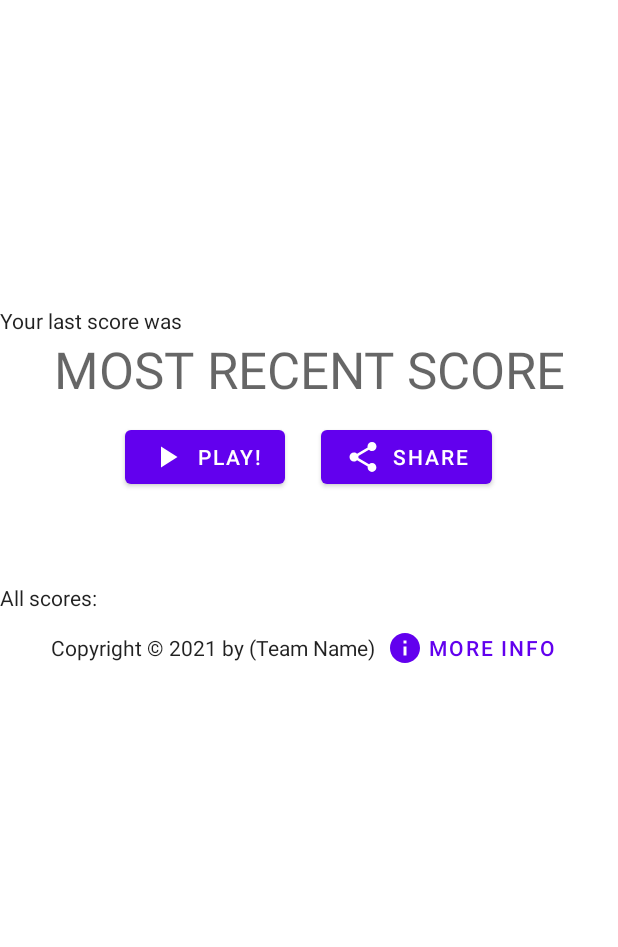
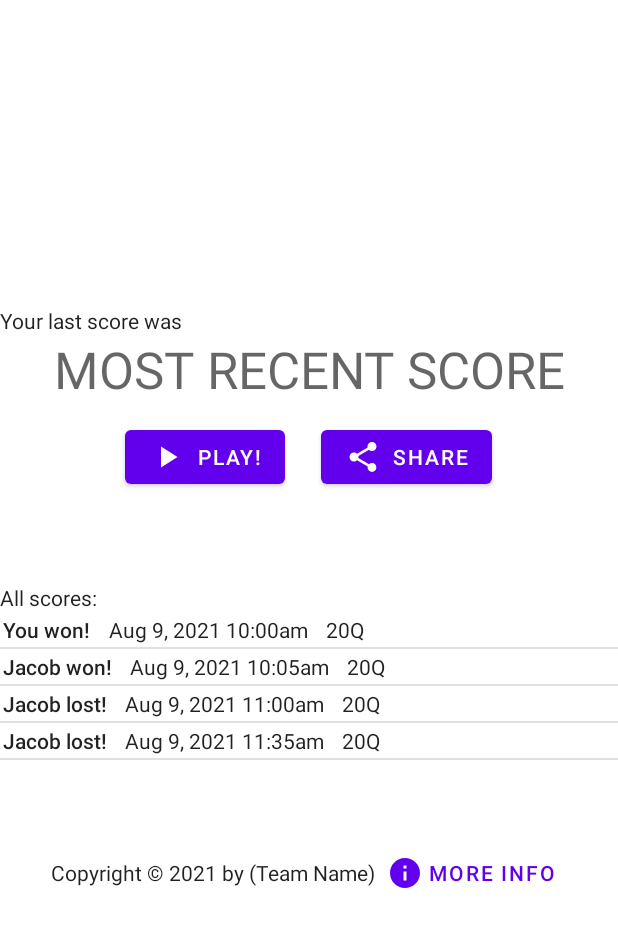
Before and after one commit to JacobFV/20Questions, an Android app: the screen it shows after launch (HomeActivity), on a phone screen of 412 x 824 dp, the part 211-1158 px from its top. Run offline under Robolectric (Android 15) with nearby library versions, the phone set to English and light mode, and no system bars; our stand-ins replace Room's generated code.

Commit message:
user and savedgame model works!!!

```diff
--- a/app/src/main/java/com/example/a20questions/data/AppDatabase.kt
+++ b/app/src/main/java/com/example/a20questions/data/AppDatabase.kt
@@ -24,15 +24,8 @@ abstract class AppDatabase : RoomDatabase() {
             if (INSTANCE == null) {
                 synchronized(AppDatabase::class.java) {
                     if (INSTANCE == null) {
-                        INSTANCE = Room.databaseBuilder(context.applicationContext, AppDatabase::class.java, DB_NAME)
-                            //.allowMainThreadQueries() // Uncomment if you don't want to use RxJava or coroutines just yet (blocks UI thread)
-                            .addCallback(object : Callback() {
-                                override fun onCreate(db: SupportSQLiteDatabase) {
-                                    super.onCreate(db)
-                                    Log.d("AppDatabase", "populating with data...")
-                                    GlobalScope.launch(Dispatchers.IO) { rePopulateDB(INSTANCE) }
-                                }
-                            }).build()
+                        INSTANCE = Room.databaseBuilder(context.applicationContext,
+                            AppDatabase::class.java, DB_NAME).build()
                     }
                 }
             }
--- a/app/src/main/java/com/example/a20questions/data/SavedGame.kt
+++ b/app/src/main/java/com/example/a20questions/data/SavedGame.kt
@@ -13,5 +13,6 @@ data class SavedGame(
     @ColumnInfo(name = "time_completed_formatted") val time_completed_formatted: String, // Gregorian style "Oct 5, 2021 5:30PM"
     @ColumnInfo(name = "questions_and_answers") val questions_and_answers: String, // comma-separated questions and answers
     @ColumnInfo(name = "did_win") val did_win: Boolean,
+    @ColumnInfo(name = "num_questions") val num_questions: Int,
     @ColumnInfo(name = "username") val username: String
 )
--- a/app/src/main/java/com/example/a20questions/data/SavedGameDAO.kt
+++ b/app/src/main/java/com/example/a20questions/data/SavedGameDAO.kt
@@ -6,8 +6,8 @@ import androidx.room.*
 @Dao
 interface SavedGameDao {
 
-    @get:Query("SELECT * FROM savedgame ORDER BY time_completed_seconds ASC")
-    val allSavedGame: LiveData<List<SavedGame>>
+    @Query("SELECT * FROM savedgame ORDER BY time_completed_seconds ASC")
+    fun getAll(): List<SavedGame>
 
     @Query("SELECT * FROM savedgame WHERE username = (:username) ORDER BY time_completed_seconds ASC")
     fun getAllForUser(username: String): List<SavedGame>
--- a/app/src/main/java/com/example/a20questions/data/DBUtils.kt
+++ b/app/src/main/java/com/example/a20questions/data/sample_data.kt
@@ -1,32 +1,11 @@
 package com.example.a20questions.data
-
-import kotlinx.coroutines.Dispatchers
-import kotlinx.coroutines.withContext
-
-// thanks: https://medium.com/@tonia.tkachuk/android-app-example-using-room-database-63f7091e69af
-suspend fun rePopulateDB(database: AppDatabase?) {
-    database?.let { db: AppDatabase ->
-        withContext(Dispatchers.IO) {
-            val userDao: UserDao = db.userDao()
-            val savedGameDao: SavedGameDao = db.savedGameDao()
-
-            userDao.deleteAll()
-            savedGameDao.deleteAll()
-
-            userDao.insertUsers(userMohammed, userJacob, userManish, userArwa)
-
-            savedGameDao.insertSavedGames(savedGame1, savedGame2, savedGame3, savedGame4)
-        }
-    }
-}
-// end thanks
 
 val userMohammed = User(1, "Mohammed", "1234")
 val userJacob = User(2, "Jacob", "1234")
 val userManish = User(3, "Manish", "1234")
 val userArwa = User(4, "Arwa", "1234")
 
-val exampleQuestionsAndAnswers1 = (
+const val exampleQuestionsAndAnswers1 = (
         "Does it have Spicy? No," +
                 "Does it have Sweet? Yes," +
                 "Does it have Salty? No," +
@@ -50,7 +29,7 @@ val exampleQuestionsAndAnswers1 = (
         )
 
 
-val exampleQuestionsAndAnswers2 = (
+const val exampleQuestionsAndAnswers2 = (
         "Does it have Brown? No," +
                 "Does it have Red? Yes," +
                 "Does it have Orange? No," +
@@ -74,7 +53,7 @@ val exampleQuestionsAndAnswers2 = (
         )
 
 
-val exampleQuestionsAndAnswers3 = (
+const val exampleQuestionsAndAnswers3 = (
         "Does it have Brown? No," +
                 "Does it have Red? Yes," +
                 "Does it have Orange? No," +
@@ -98,10 +77,18 @@ val exampleQuestionsAndAnswers3 = (
         )
 
 val savedGame1 = SavedGame(1, 1628524385, "Aug 9, 2021 10:00am",
-    exampleQuestionsAndAnswers1, true, userManish.username)
+    exampleQuestionsAndAnswers1, true, 20, userManish.username)
 val savedGame2 = SavedGame(2, 1628524399, "Aug 9, 2021 10:05am",
-    exampleQuestionsAndAnswers1, true, userJacob.username)
+    exampleQuestionsAndAnswers1, true, 20, userJacob.username)
 val savedGame3 = SavedGame(3, 1628524801, "Aug 9, 2021 11:00am",
-    exampleQuestionsAndAnswers2, false, userJacob.username)
+    exampleQuestionsAndAnswers2, false, 20, userJacob.username)
 val savedGame4 = SavedGame(4, 1628525002, "Aug 9, 2021 11:35am",
-    exampleQuestionsAndAnswers2, false, userJacob.username)
+    exampleQuestionsAndAnswers2, false, 20, userJacob.username)
+val savedGame5 = SavedGame(5, 1628524387, "Aug 19, 2021 10:00am",
+    exampleQuestionsAndAnswers1, true, 20, userManish.username)
+val savedGame6 = SavedGame(6, 1628524394, "Aug 19, 2021 10:05am",
+    exampleQuestionsAndAnswers1, true, 20, userJacob.username)
+val savedGame7 = SavedGame(7, 1628524803, "Aug 19, 2021 11:00am",
+    exampleQuestionsAndAnswers2, false,20,  userJacob.username)
+val savedGame8 = SavedGame(8, 1628525005, "Aug 19, 2021 11:35am",
+    exampleQuestionsAndAnswers2, false, 20, userJacob.username)
--- a/app/src/main/java/com/example/a20questions/ui/home/HomeActivity.kt
+++ b/app/src/main/java/com/example/a20questions/ui/home/HomeActivity.kt
@@ -21,44 +21,38 @@ import kotlinx.coroutines.*
 
 class HomeActivity : AppCompatActivity() {
 
-    private lateinit var homeViewModel: HomeViewModel
+    private lateinit var savedGames: List<SavedGame>
     private lateinit var savedGamesListAdaptor: SavedGameRecyclerAdapter
 
     override fun onCreate(savedInstanceState: Bundle?) {
         super.onCreate(savedInstanceState)
         setContentView(R.layout.activity_home)
-        initData()
-        initView()
+        runBlocking { launch {
+            initData()
+            initView()
+        } }
     }
 
-    private fun initData() {
-        //savedGamesListAdaptor = SavedGameRecyclerAdapter(mutableListOf())
-        // thanks:
-        // https://medium.com/@tonia.tkachuk/android-app-example-using-room-database-63f7091e69af
-        homeViewModel = ViewModelProvider(this).get(HomeViewModel::class.java)
-        homeViewModel.savedGamesList.observe(this,
-            Observer { savedGamesList: List<SavedGame> ->
-                savedGamesListAdaptor.setSavedGamesList(savedGamesList)
-
-                Log.d("num savedgames", savedGamesList.size.toString())
-                Log.d("savedgame", savedGamesList.toString())
-                savedGamesList.forEach {
-                    Log.d("savedgames[i]", it.username)
-                    Log.d("savedgames[i]", it.time_completed_formatted)
-                //    Log.d("savedgames[i]", it.questions_and_answers)
-                }
-            }
-        )
-        // end thanks
+    private suspend fun initData() {
+        Log.d("timing", "start init data")
+        withContext(Dispatchers.IO) {
+            val savedGameDao: SavedGameDao = AppDatabase.getDatabase(application).savedGameDao()
+            savedGameDao.insertSavedGames(savedGame1, savedGame2, savedGame3, savedGame4)
+            savedGames = savedGameDao.getAll()
+            Log.d("sgs initData", savedGames.size.toString())
+        }
+        Log.d("timing", "end init data")
     }
 
     private fun initView() {
+        Log.d("timing", "start init view")
         val savedGamesRecyclerView: RecyclerView =
             findViewById(R.id.home_savedgames_recyclerview)
-        savedGamesListAdaptor = SavedGameRecyclerAdapter(this)
+        savedGamesListAdaptor = SavedGameRecyclerAdapter(savedGames, "Manish")
         savedGamesRecyclerView.adapter = savedGamesListAdaptor
         savedGamesRecyclerView.addItemDecoration(DividerItemDecoration(this, DividerItemDecoration.VERTICAL))
         savedGamesRecyclerView.layoutManager = LinearLayoutManager(this)
+        Log.d("timing", "end init view")
     }
 
     fun play_button_clicked(view: View) {
--- a/app/src/main/java/com/example/a20questions/ui/home/HomeViewModel.kt
+++ /dev/null
@@ -1,29 +0,0 @@
-package com.example.a20questions.ui.home
-
-import android.app.Application
-import android.util.Log
-import androidx.lifecycle.AndroidViewModel
-import androidx.lifecycle.LiveData
-import com.example.a20questions.data.*
-import kotlinx.coroutines.Dispatchers
-import kotlinx.coroutines.launch
-import kotlinx.coroutines.runBlocking
-import kotlinx.coroutines.withContext
-
-class HomeViewModel(application: Application) : AndroidViewModel(application) {
-
-    private val savedGameDao: SavedGameDao = AppDatabase.getDatabase(application).savedGameDao()
-    val savedGamesList: LiveData<List<SavedGame>>
-
-    init {
-        savedGamesList = savedGameDao.allSavedGame
-        Log.d("viewmodel", savedGamesList.toString())
-        runBlocking { launch { addSavedGames() } }
-    }
-
-    private suspend fun addSavedGames() {
-        withContext(Dispatchers.IO) {
-            savedGameDao.insertSavedGames(savedGame1, savedGame2, savedGame3, savedGame4)
-        }
-    }
-}
--- a/app/src/main/java/com/example/a20questions/ui/home/SavedGameRecyclerAdapter.java
+++ b/app/src/main/java/com/example/a20questions/ui/home/SavedGameRecyclerAdapter.java
@@ -1,8 +1,5 @@
 package com.example.a20questions.ui.home;
 
-import android.annotation.SuppressLint;
-import android.content.Context;
-import android.util.Log;
 import android.view.LayoutInflater;
 import android.view.View;
 import android.view.ViewGroup;
@@ -18,14 +15,12 @@ import java.util.List;
 
 public class SavedGameRecyclerAdapter extends RecyclerView.Adapter<SavedGameRecyclerAdapter.SavedGameViewHolder> {
 
-    private Context context;
-    private LayoutInflater layoutInflater;
-    private List<SavedGame> savedGames = null;
+    List<SavedGame> savedGames;
+    String currentUsername;
 
-    public SavedGameRecyclerAdapter(Context context) {
-        this.context = context;
-        layoutInflater = LayoutInflater.from(context);
-        //this.savedGames = savedGames;
+    public SavedGameRecyclerAdapter(List<SavedGame> savedGames, String currentUsername) {
+        this.savedGames = savedGames;
+        this.currentUsername = currentUsername;
     }
 
     @NonNull
@@ -39,14 +34,13 @@ public class SavedGameRecyclerAdapter extends RecyclerView.Adapter<SavedGameRecy
     @Override
     public void onBindViewHolder(@NonNull SavedGameViewHolder holder, int position) {
         SavedGame savedGame = savedGames.get(position);
-
-        Log.d("holder", holder.toString());
-        Log.d("position", Integer.toString(position));
-        Log.d("savedgames size", Integer.toString(savedGames.size()));
-        Log.d("savedgames[0]", savedGames.get(0).getQuestions_and_answers());
-
-        //holder.didwinText.setText(savedGame.getDid_win() ? "You won!" : "You lost!");
-        //holder.timeText.setText(savedGame.getTime_completed_formatted());
+        String username = savedGame.getUsername();
+        if (username.equals(currentUsername)) {
+            username = "You";
+        }
+        holder.didwinText.setText(savedGame.getDid_win() ? username + " won!" : username + " lost!");
+        holder.timeText.setText(savedGame.getTime_completed_formatted());
+        holder.numQuestionsText.setText(Integer.toString(savedGame.getNum_questions()) + "Q");
     }
 
     @Override
@@ -59,18 +53,14 @@ public class SavedGameRecyclerAdapter extends RecyclerView.Adapter<SavedGameRecy
         }
     }
 
-    public void setSavedGamesList(List<SavedGame> savedGames) {
-        this.savedGames = savedGames;
-        notifyDataSetChanged();
-    }
-
     class SavedGameViewHolder extends RecyclerView.ViewHolder {
-        TextView didwinText, timeText;
+        TextView didwinText, timeText, numQuestionsText;
 
         public SavedGameViewHolder(@NonNull View itemView) {
             super(itemView);
             didwinText = (TextView) itemView.findViewById(R.id.savedgame_didwin_textview);
             timeText = (TextView) itemView.findViewById(R.id.savedgame_time_textview);
+            numQuestionsText = (TextView) itemView.findViewById(R.id.savedgame_numQuestions_textview);
         }
     }
 }
--- a/app/src/main/res/layout/activity_home.xml
+++ b/app/src/main/res/layout/activity_home.xml
@@ -12,7 +12,8 @@
         android:layout_height="wrap_content"
         android:orientation="vertical"
         android:gravity="center"
-        app:layout_constraintTop_toTopOf="parent">
+        app:layout_constraintTop_toTopOf="parent"
+        app:layout_constraintBottom_toTopOf="@id/home_savedgames_recyclerview">
 
         <Space
             android:layout_width="wrap_content"
@@ -97,7 +98,7 @@
     <androidx.recyclerview.widget.RecyclerView
         android:id="@+id/home_savedgames_recyclerview"
         android:layout_width="match_parent"
-        android:layout_height="0dp"
+        android:layout_height="150dp"
         app:layout_constraintTop_toBottomOf="@id/home_top_content"
         app:layout_constraintBottom_toTopOf="@+id/home_bottom"/>
     <!--TODO: we should populate the recycler view with the
@@ -110,6 +111,7 @@
         android:layout_height="wrap_content"
         android:orientation="horizontal"
         android:gravity="center"
+        app:layout_constraintTop_toBottomOf="@id/home_savedgames_recyclerview"
         app:layout_constraintBottom_toBottomOf="parent">
 
         <TextView
--- a/app/src/main/res/layout/saved_game_row_item.xml
+++ b/app/src/main/res/layout/saved_game_row_item.xml
@@ -7,17 +7,33 @@
         android:id="@+id/savedgame_didwin_textview"
         android:layout_width="wrap_content"
         android:layout_height="wrap_content"
-        android:text="YOU WON"
-        android:textSize="16sp"
+        android:textAppearance="@style/TextAppearance.AppCompat.Body2"
         android:layout_margin="@dimen/cardview_default_radius"/>
+
+    <Space
+        android:layout_width="wrap_content"
+        android:layout_height="wrap_content"
+        android:layout_margin="4dp"/>
 
     <TextView
         android:id="@+id/savedgame_time_textview"
-        android:layout_width="match_parent"
-        android:layout_height="match_parent"
-        android:text="Jan 1, 1970"
-        android:textSize="12sp"
+        android:layout_width="wrap_content"
+        android:layout_height="wrap_content"
+        android:textAppearance="@style/TextAppearance.AppCompat.Body1"
         android:layout_toEndOf="@id/savedgame_didwin_textview"
         android:layout_margin="@dimen/cardview_default_radius"/>
 
+    <Space
+        android:layout_width="wrap_content"
+        android:layout_height="wrap_content"
+        android:layout_margin="4dp"/>
+
+    <TextView
+        android:id="@+id/savedgame_numQuestions_textview"
+        android:layout_width="wrap_content"
+        android:layout_height="wrap_content"
+        android:textAppearance="@style/TextAppearance.AppCompat.Body1"
+        android:layout_toEndOf="@id/savedgame_time_textview"
+        android:layout_margin="@dimen/cardview_default_radius"/>
+
 </LinearLayout>
```
